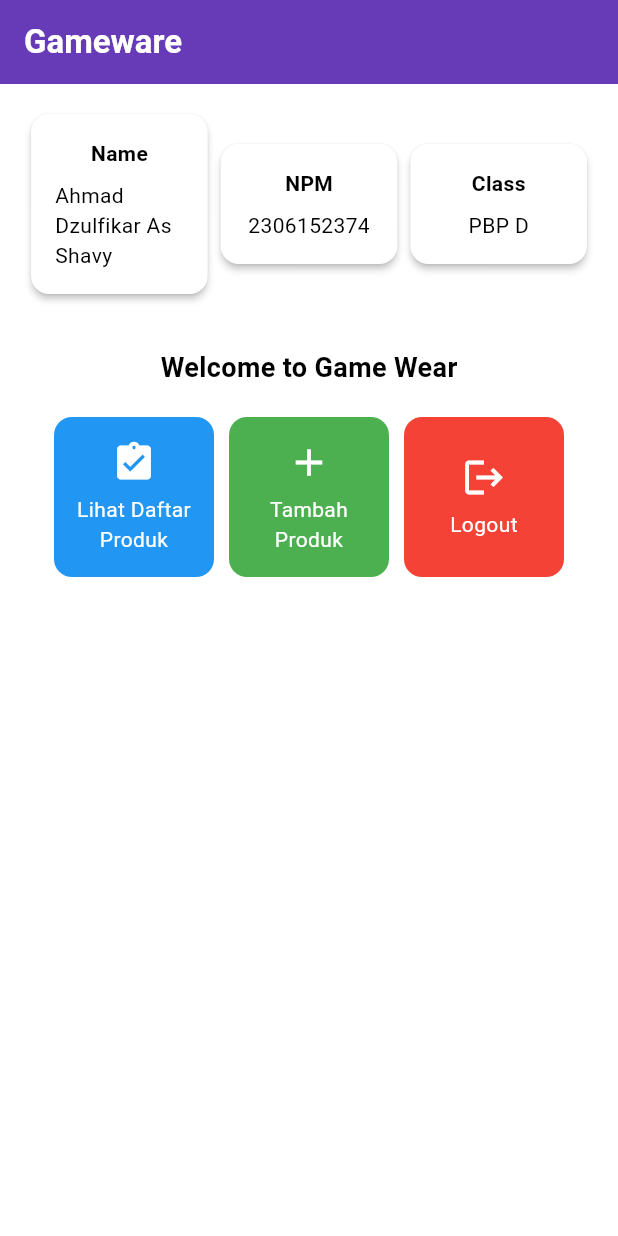
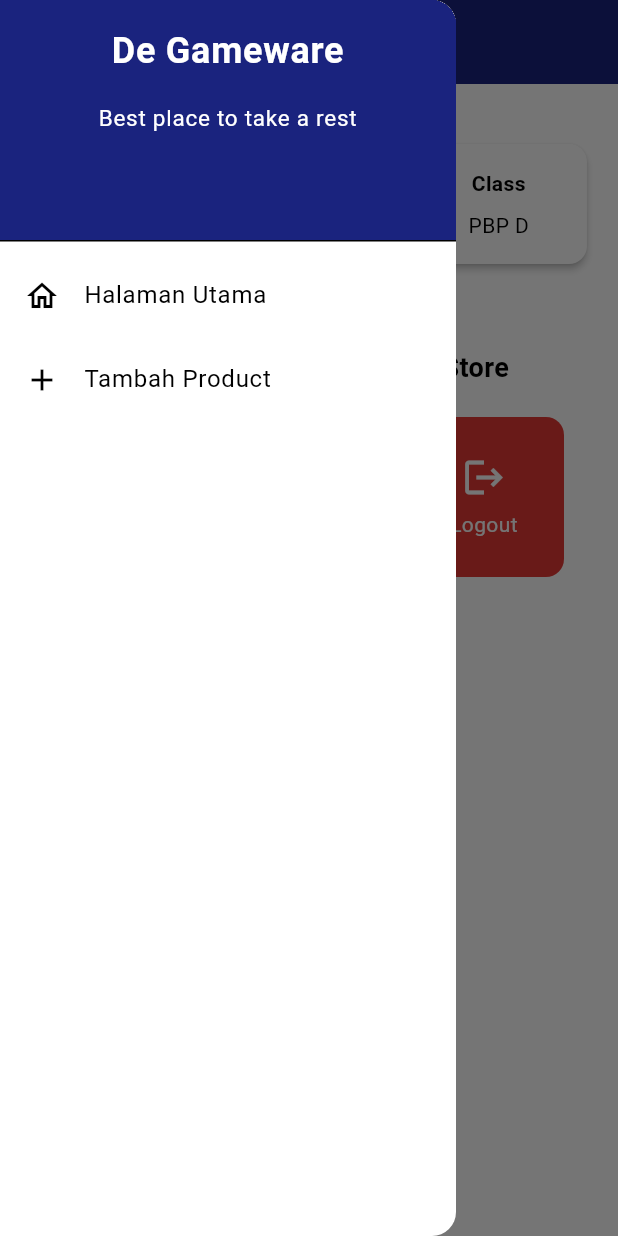
Before and after one commit to AhmadDzulfikar/gameware_mobile, a Flutter app: the screen it shows after launch, with the side drawer open (before the commit the screen has no drawer), on a phone screen of 412 x 824 dp. Run offline on Flutter 3.47's test engine with Material 3 defaults, Android fonts, the phone set to English and light mode, and no system bars.

Commit message:
Menyelesaikan Tugas 8

```diff
--- a/lib/main.dart
+++ b/lib/main.dart
@@ -1,5 +1,5 @@
 import 'package:flutter/material.dart';
-import 'package:gameware/menu.dart';
+import 'package:gameware/screens/menu.dart';
 
 void main() {
   runApp(const MyApp());
@@ -14,25 +14,17 @@
     return MaterialApp(
       title: 'Flutter Demo',
       theme: ThemeData(
-        // This is the theme of your application.
-        //
-        // TRY THIS: Try running your application with "flutter run". You'll see
-        // the application has a purple toolbar. Then, without quitting the app,
-        // try changing the seedColor in the colorScheme below to Colors.green
-        // and then invoke "hot reload" (save your changes or press the "hot
-        // reload" button in a Flutter-supported IDE, or press "r" if you used
-        // the command line to start the app).
-        //
-        // Notice that the counter didn't reset back to zero; the application
-        // state is not lost during the reload. To reset the state, use hot
-        // restart instead.
-        //
-        // This works for code too, not just values: Most code changes can be
-        // tested with just a hot reload.
-        colorScheme: ColorScheme.fromSwatch(
-          primarySwatch: Colors.deepPurple,
-          ).copyWith(secondary: Colors.deepPurple[400]),
-        useMaterial3: true,
+        colorScheme: const ColorScheme(
+          primary: Color(0xFF1A237E),
+          secondary: Color(0xFF7986CB),
+          surface: Colors.white,
+          error: Colors.red,
+          onPrimary: Colors.white,
+          onSecondary: Colors.white,
+          onSurface: Colors.black,
+          onError: Colors.white,
+          brightness: Brightness.light,
+        ),
       ),
       home: MyHomePage(),
     );
--- a/lib/menu.dart
+++ b/lib/screens/menu.dart
@@ -1,76 +1,92 @@
-// menu.dart
 import 'package:flutter/material.dart';
+// Impor drawer widget
+import 'package:gameware/widgets/left_drawer.dart';
+import 'package:gameware/widgets/product_card.dart';
 
 class MyHomePage extends StatelessWidget {
-  final String name = 'Ahmad Dzulfikar As Shavy';
-  final String npm = '2306152374';
-  final String className = 'PBP D';
+  final String npm = '2306152374'; // NPM
+  final String name = 'Ahmad Dzulfikar As Shavy'; // Nama
+  final String className = 'PBP D'; // Kelas
+  final List<ItemHomepage> items = [
+    ItemHomepage("Lihat Daftar Produk", Icons.inventory, Colors.blue[600]!),
+    ItemHomepage("Tambah Produk", Icons.add,Colors.green[600]!),
+    ItemHomepage("Logout", Icons.logout, Colors.red[600]!),
+  ];
 
-  final List<ItemHomepage> items = [
-    ItemHomepage(
-      "Lihat Daftar Produk",
-      Icons.assignment_turned_in,
-      Colors.blue,
-    ),
-    ItemHomepage(
-      "Tambah Produk",
-      Icons.add,
-      Colors.green,
-    ),
-    ItemHomepage(
-      "Logout",
-      Icons.logout,
-      Colors.red,
-    ),
-  ];
+  MyHomePage({super.key});
 
   @override
   Widget build(BuildContext context) {
+    // Scaffold menyediakan struktur dasar halaman dengan AppBar dan body.
     return Scaffold(
+      // AppBar adalah bagian atas halaman yang menampilkan judul.
       appBar: AppBar(
+        // Judul aplikasi "De Gameware." dengan teks putih dan tebal.
         title: const Text(
-          'Gameware ',
+          'De Gameware.',
           style: TextStyle(
             color: Colors.white,
             fontWeight: FontWeight.bold,
           ),
         ),
+        // Warna latar belakang AppBar diambil dari skema warna tema aplikasi.
         backgroundColor: Theme.of(context).colorScheme.primary,
+        // Mengganti warna icon drawer menjadi putih
+        iconTheme: const IconThemeData(color: Colors.white),
       ),
+
+      // Masukkan drawer sebagai parameter nilai drawer dari widget Scaffold
+      drawer: const LeftDrawer(),
+
+      // Body halaman dengan padding di sekelilingnya.
       body: Padding(
         padding: const EdgeInsets.all(16.0),
+        // Menyusun widget secara vertikal dalam sebuah kolom.
         child: Column(
           crossAxisAlignment: CrossAxisAlignment.center,
           children: [
+            // Row untuk menampilkan 3 InfoCard secara horizontal.
             Row(
               mainAxisAlignment: MainAxisAlignment.spaceEvenly,
               children: [
+                InfoCard(title: 'NPM', content: npm),
                 InfoCard(title: 'Name', content: name),
-                InfoCard(title: 'NPM', content: npm),
                 InfoCard(title: 'Class', content: className),
               ],
             ),
+
+            // Memberikan jarak vertikal 16 unit.
             const SizedBox(height: 16.0),
+
+            // Menempatkan widget berikutnya di tengah halaman.
             Center(
               child: Column(
+                // Menyusun teks dan grid item secara vertikal.
+
                 children: [
+                  // Menampilkan teks sambutan dengan gaya tebal dan ukuran 18.
                   const Padding(
                     padding: EdgeInsets.only(top: 16.0),
                     child: Text(
-                      'Welcome to Game Wear',
+                      'Welcome to De Gameware Store',
                       style: TextStyle(
                         fontWeight: FontWeight.bold,
                         fontSize: 18.0,
                       ),
                     ),
                   ),
+
+                  // Grid untuk menampilkan ItemCard dalam bentuk grid 3 kolom.
                   GridView.count(
                     primary: true,
                     padding: const EdgeInsets.all(20),
                     crossAxisSpacing: 10,
                     mainAxisSpacing: 10,
                     crossAxisCount: 3,
+                    // Agar grid menyesuaikan tinggi kontennya.
                     shrinkWrap: true,
+
+                    // Menampilkan ItemCard untuk setiap item dalam list items.
                     children: items.map((ItemHomepage item) {
                       return ItemCard(item);
                     }).toList(),
@@ -86,18 +102,23 @@
 }
 
 class InfoCard extends StatelessWidget {
-  final String title;
-  final String content;
+  // Kartu informasi yang menampilkan title dan content.
+
+  final String title;  // Judul kartu.
+  final String content;  // Isi kartu.
 
   const InfoCard({super.key, required this.title, required this.content});
 
   @override
   Widget build(BuildContext context) {
     return Card(
+      // Membuat kotak kartu dengan bayangan dibawahnya.
       elevation: 2.0,
       child: Container(
-        width: MediaQuery.of(context).size.width / 3.5,
+        // Mengatur ukuran dan jarak di dalam kartu.
+        width: MediaQuery.of(context).size.width / 3.5, // menyesuaikan dengan lebar device yang digunakan.
         padding: const EdgeInsets.all(16.0),
+        // Menyusun title dan content secara vertikal.
         child: Column(
           children: [
             Text(
@@ -112,55 +133,3 @@
     );
   }
 }
-
-class ItemHomepage {
-  final String name;
-  final IconData icon;
-  final Color color;
-
-  ItemHomepage(this.name, this.icon, this.color);
-}
-
-class ItemCard extends StatelessWidget {
-  final ItemHomepage item;
-
-  const ItemCard(this.item, {super.key});
-
-  @override
-  Widget build(BuildContext context) {
-    return Material(
-      color: item.color,
-      borderRadius: BorderRadius.circular(12),
-      child: InkWell(
-        onTap: () {
-          ScaffoldMessenger.of(context)
-            ..hideCurrentSnackBar()
-            ..showSnackBar(
-              SnackBar(content: Text("Kamu telah menekan tombol ${item.name}!")),
-            );
-        },
-        child: Container(
-          padding: const EdgeInsets.all(8),
-          child: Center(
-            child: Column(
-              mainAxisAlignment: MainAxisAlignment.center,
-              children: [
-                Icon(
-                  item.icon,
-                  color: Colors.white,
-                  size: 30.0,
-                ),
-                const Padding(padding: EdgeInsets.all(3)),
-                Text(
-                  item.name,
-                  textAlign: TextAlign.center,
-                  style: const TextStyle(color: Colors.white),
-                ),
-              ],
-            ),
-          ),
-        ),
-      ),
-    );
-  }
-}
--- /dev/null
+++ b/lib/widgets/left_drawer.dart
@@ -0,0 +1,70 @@
+import 'package:flutter/material.dart';
+import 'package:gameware/screens/menu.dart';
+import 'package:gameware/screens/productentry_form.dart';
+
+class LeftDrawer extends StatelessWidget {
+  const LeftDrawer({super.key});
+
+  @override
+  Widget build(BuildContext context) {
+    return Drawer(
+      child: ListView(
+        children: [
+          DrawerHeader(
+            decoration: BoxDecoration(
+              color: Theme.of(context).colorScheme.primary,
+            ),
+            child: const Column(
+              children: [
+                Text(
+                  'De Gameware',
+                  textAlign: TextAlign.center,
+                  style: TextStyle(
+                    fontSize: 24,
+                    fontWeight: FontWeight.bold,
+                    color: Colors.white,
+                  ),
+                ),
+                Padding(padding: EdgeInsets.all(8)),
+                Text(
+                  "Best place to take a rest",
+                  textAlign: TextAlign.center,
+                  style: TextStyle(
+                    fontSize: 15,
+                    color: Colors.white,
+                    fontWeight: FontWeight.normal,
+                  ),
+                ),
+              ],
+            ),
+          ),
+            ListTile(
+              leading: const Icon(Icons.home_outlined),
+              title: const Text('Halaman Utama'),
+              // Bagian redirection ke MyHomePage
+              onTap: () {
+                Navigator.pushReplacement(
+                    context,
+                    MaterialPageRoute(
+                      builder: (context) => MyHomePage(),
+                    ));
+              },
+            ),
+            ListTile(
+              leading: const Icon(Icons.add),
+              title: const Text('Tambah Product'),
+              // Bagian redirection ke MoodEntryFormPage
+              onTap: () {
+                Navigator.push(
+                  context,
+                  MaterialPageRoute(
+                    builder: (context) => const ProductEntryFormPage(),
+                  ),
+                );
+              },
+            ),
+        ],
+      ),
+    );
+  }
+}
--- /dev/null
+++ b/lib/widgets/product_card.dart
@@ -0,0 +1,73 @@
+import 'package:flutter/material.dart';
+import 'package:gameware/screens/productentry_form.dart';
+
+class ItemHomepage {
+    final String name;
+    final IconData icon;
+    final Color color; // Menambahkan properti warna
+
+    ItemHomepage(this.name, this.icon, this.color);
+}
+
+class ItemCard extends StatelessWidget {
+  // Menampilkan kartu dengan ikon dan nama.
+
+  final ItemHomepage item;
+
+  const ItemCard(this.item, {super.key});
+
+  @override
+  Widget build(BuildContext context) {
+    return Material(
+      // Menggunakan warna dari item.
+      color: item.color,
+      // Membuat sudut kartu melengkung.
+      borderRadius: BorderRadius.circular(12),
+
+      child: InkWell(
+        // Aksi ketika kartu ditekan.
+        onTap: () {
+          // Menampilkan pesan SnackBar saat kartu ditekan.
+          ScaffoldMessenger.of(context)
+            ..hideCurrentSnackBar()
+            ..showSnackBar(
+              SnackBar(content: Text("Kamu telah menekan tombol ${item.name}!"))
+            );
+
+          // Navigate ke route yang sesuai (tergantung jenis tombol)
+          if (item.name == "Tambah Produk") {
+            Navigator.push(
+              context,
+              MaterialPageRoute(
+                builder: (context) => const ProductEntryFormPage(),
+              ),
+            );
+          }
+        },
+        // Container untuk menyimpan Icon dan Text
+        child: Container(
+          padding: const EdgeInsets.all(8),
+          child: Center(
+            child: Column(
+              // Menyusun ikon dan teks di tengah kartu.
+              mainAxisAlignment: MainAxisAlignment.center,
+              children: [
+                Icon(
+                  item.icon,
+                  color: Colors.white,
+                  size: 30.0,
+                ),
+                const Padding(padding: EdgeInsets.all(3)),
+                Text(
+                  item.name,
+                  textAlign: TextAlign.center,
+                  style: const TextStyle(color: Colors.white),
+                ),
+              ],
+            ),
+          ),
+        ),
+      ),
+    );
+  }
+}
```
Also changed, not shown: lib/screens/productentry_form.dart (added, +195 -0 lines).
